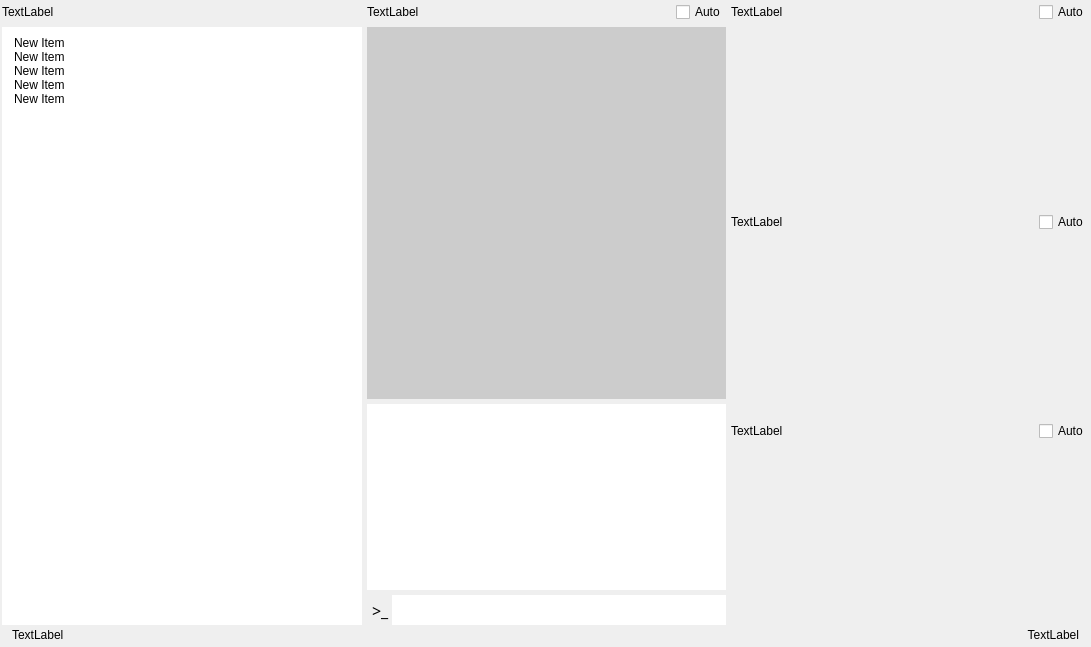
The window that t1.ui (jx06T/rocket_system_ground_side) describes before a commit, drawn with Qt 5.
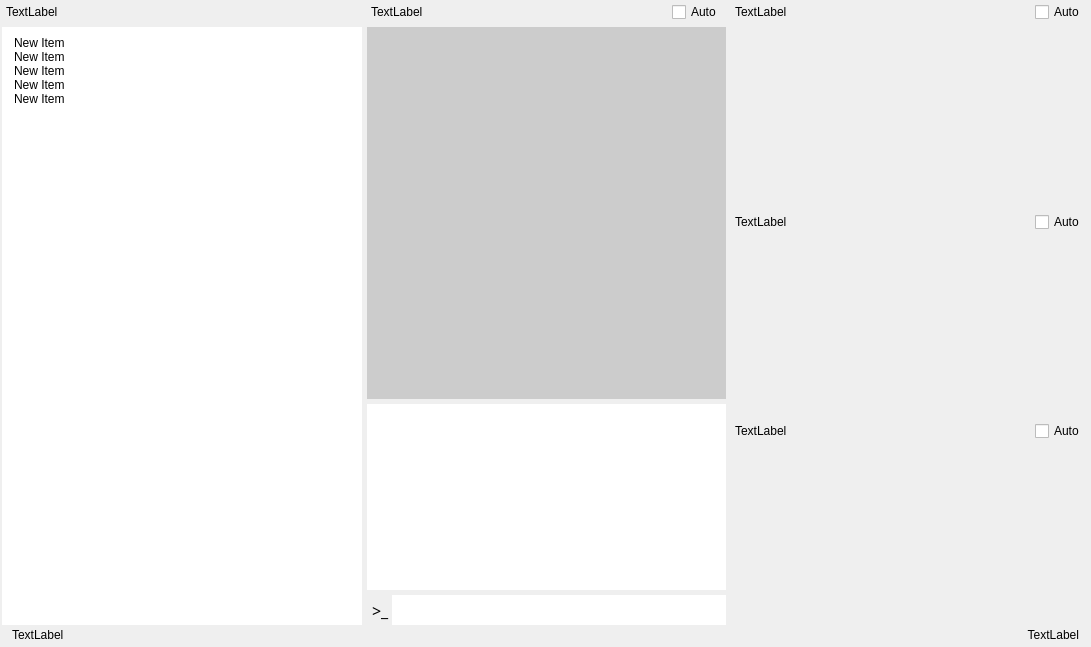
The same window after the commit.

Diff of the .ui file:
```diff
--- a/t1.ui
+++ b/t1.ui
@@ -42,7 +42,7 @@
        <number>5</number>
       </property>
       <item>
-       <layout class="QVBoxLayout" name="verticalLayout">
+       <layout class="QVBoxLayout" name="verticalLayout" stretch="0,1,1">
         <property name="spacing">
          <number>5</number>
         </property>
@@ -50,17 +50,36 @@
          <enum>QLayout::SetMaximumSize</enum>
         </property>
         <item>
-         <widget class="QLabel" name="gl_label">
-          <property name="maximumSize">
-           <size>
-            <width>16777215</width>
-            <height>20</height>
-           </size>
+         <layout class="QHBoxLayout" name="horizontalLayout_11">
+          <property name="leftMargin">
+           <number>4</number>
           </property>
-          <property name="text">
-           <string>TextLabel</string>
+          <property name="rightMargin">
+           <number>4</number>
           </property>
-         </widget>
+          <item>
+           <widget class="QLabel" name="gl_label">
+            <property name="minimumSize">
+             <size>
+              <width>0</width>
+              <height>20</height>
+             </size>
+            </property>
+            <property name="maximumSize">
+             <size>
+              <width>16777215</width>
+              <height>20</height>
+             </size>
+            </property>
+            <property name="styleSheet">
+             <string notr="true"/>
+            </property>
+            <property name="text">
+             <string>TextLabel</string>
+            </property>
+           </widget>
+          </item>
+         </layout>
         </item>
         <item>
          <layout class="QGridLayout" name="gl_gridLayout"/>
@@ -172,6 +191,12 @@
           <property name="spacing">
            <number>0</number>
           </property>
+          <property name="leftMargin">
+           <number>4</number>
+          </property>
+          <property name="rightMargin">
+           <number>4</number>
+          </property>
           <item>
            <widget class="QLabel" name="map_label">
             <property name="text">
@@ -305,13 +330,13 @@
             <number>0</number>
            </property>
            <property name="leftMargin">
-            <number>0</number>
+            <number>4</number>
            </property>
            <property name="topMargin">
             <number>0</number>
            </property>
            <property name="rightMargin">
-            <number>0</number>
+            <number>4</number>
            </property>
            <property name="bottomMargin">
             <number>0</number>
@@ -393,13 +418,13 @@
             <number>0</number>
            </property>
            <property name="leftMargin">
-            <number>0</number>
+            <number>4</number>
            </property>
            <property name="topMargin">
             <number>0</number>
            </property>
            <property name="rightMargin">
-            <number>0</number>
+            <number>4</number>
            </property>
            <property name="bottomMargin">
             <number>0</number>
@@ -468,13 +493,13 @@
             <number>0</number>
            </property>
            <property name="leftMargin">
-            <number>0</number>
+            <number>4</number>
            </property>
            <property name="topMargin">
             <number>0</number>
            </property>
            <property name="rightMargin">
-            <number>0</number>
+            <number>4</number>
            </property>
            <property name="bottomMargin">
             <number>0</number>
```
Left out of the diff: 60 changed lines with no effect on the pictures.
